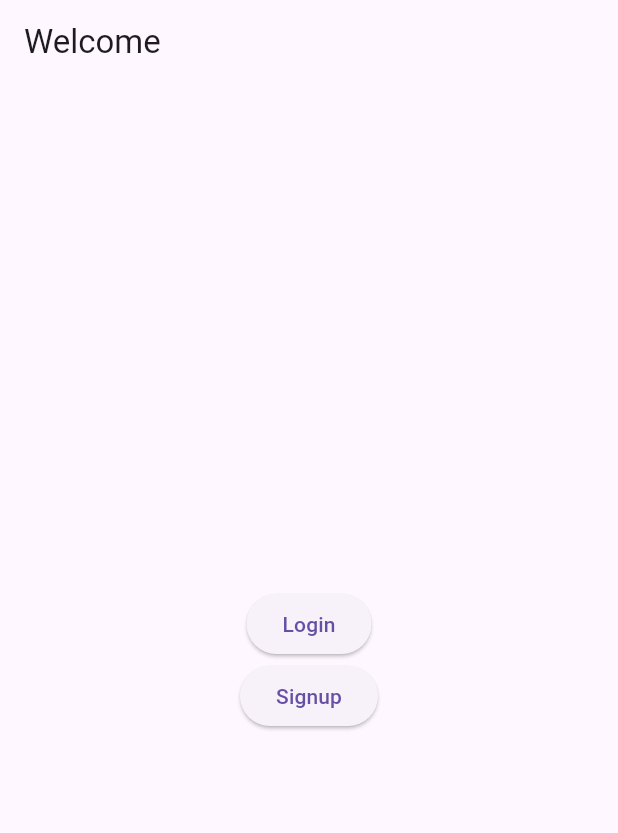
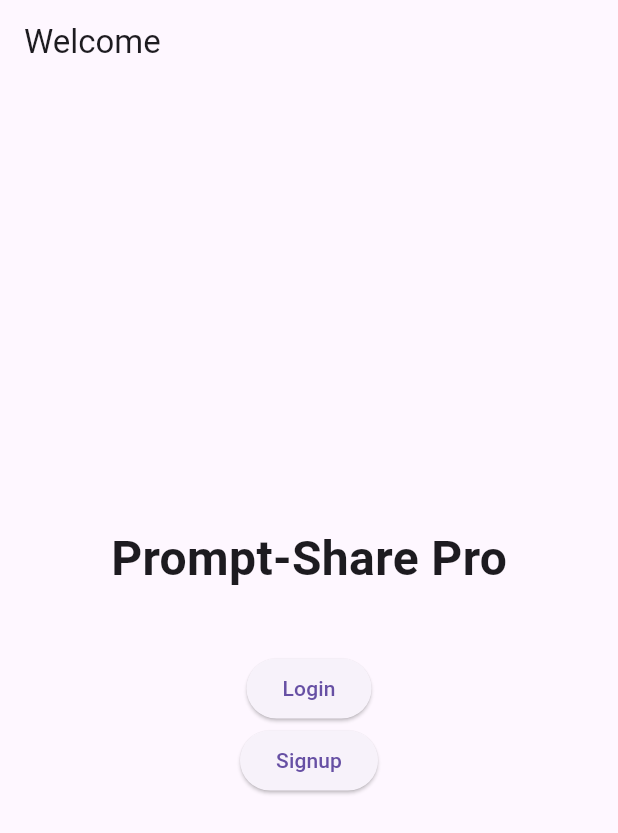
Before and after one commit to simonlewi5/prompt-share-pro, a Flutter app: the screen it shows after launch, on a phone screen of 412 x 824 dp. Shown: the top 833 px of the screen. Run offline on Flutter 3.47's test engine with Material 3 defaults, Android fonts, the phone set to English and light mode, and no system bars; our stand-ins replace flutter_slidable, logger, shared_preferences; missing offline and left inert: dart:ffi, dart_jsonwebtoken.

Commit message:
title added to welcome page

```diff
--- a/flutter_app/lib/features/auth/views/welcome_screen.dart
+++ b/flutter_app/lib/features/auth/views/welcome_screen.dart
@@ -14,6 +14,14 @@ class WelcomeScreen extends StatelessWidget {
         child: Column(
           mainAxisAlignment: MainAxisAlignment.center,
           children: [
+            const Text(
+              'Prompt-Share Pro',
+              style: TextStyle(
+                fontSize: 32,
+                fontWeight: FontWeight.bold,
+              ),
+            ),
+            const SizedBox(height: 40),
             ElevatedButton(
               onPressed: () {
                 Navigator.push(
```
